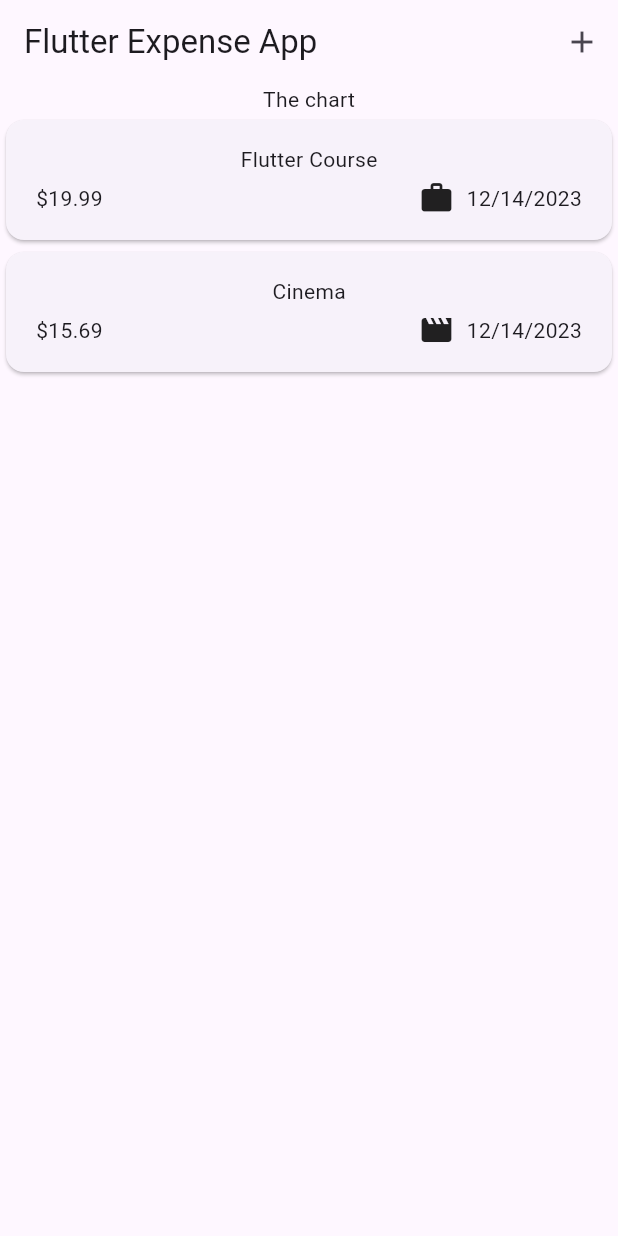
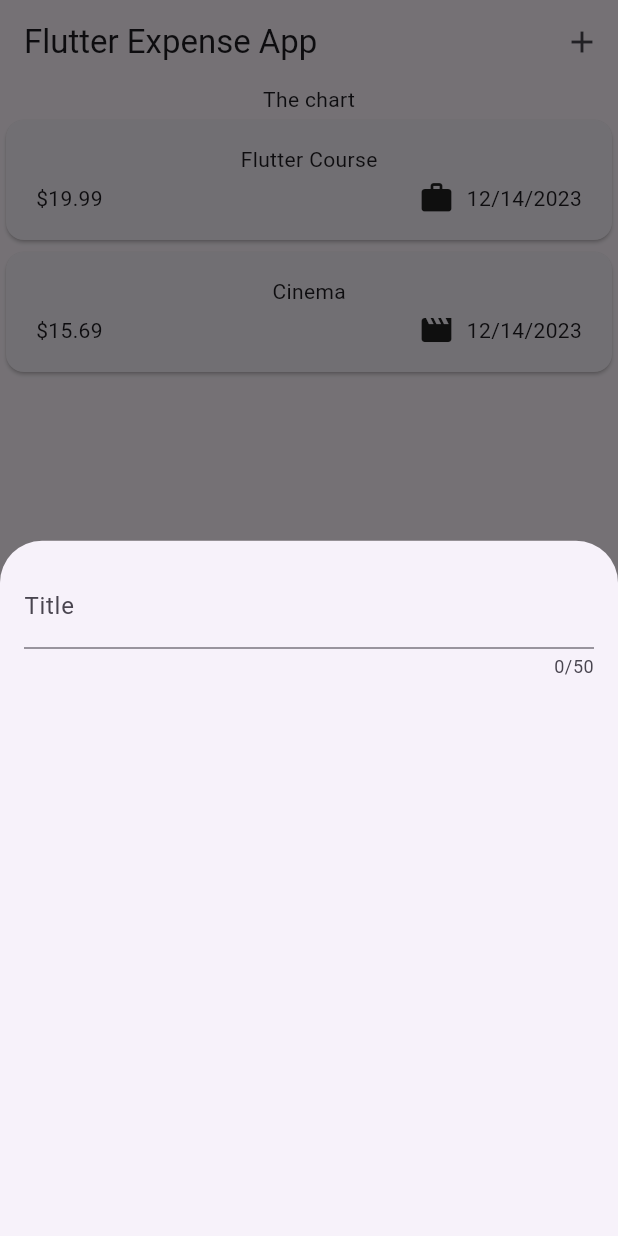
Before and after one commit to aronipurwanto/dsp-flutter-mobile, a Flutter app: the screen it shows after launch, after a tap on the "add" icon, on a phone screen of 412 x 824 dp. Run offline on Flutter 3.47's test engine with Material 3 defaults, Android fonts, the phone set to English and light mode, and no system bars; our stand-ins replace google_fonts.

Commit message:
feat: input text

```diff
--- a/flutter_expense_app/lib/widgets/expenses.dart
+++ b/flutter_expense_app/lib/widgets/expenses.dart
@@ -1,4 +1,5 @@
 import 'package:flutter/material.dart';
+import 'package:flutter_expense_app/widgets/new_expenses.dart';
 
 import '../models/expense.dart';
 import 'expenses_list/expenses_list.dart';
@@ -28,12 +29,20 @@ class _ExpensesState extends State<Expenses> {
     ),
   ];
 
+  void _openAddExpenseOverlay() {
+    showModalBottomSheet(
+        context: context, builder: (ctx) => const NewExpense());
+  }
+
   @override
   Widget build(BuildContext context) {
     return Scaffold(
       appBar: AppBar(
         title: const Text('Flutter Expense App'),
-        actions: [IconButton(onPressed: () {}, icon: const Icon(Icons.add))],
+        actions: [
+          IconButton(
+              onPressed: _openAddExpenseOverlay, icon: const Icon(Icons.add))
+        ],
       ),
       body: Column(
         children: [
--- /dev/null
+++ b/flutter_expense_app/lib/widgets/new_expenses.dart
@@ -0,0 +1,29 @@
+import 'package:flutter/material.dart';
+
+class NewExpense extends StatefulWidget {
+  const NewExpense({super.key});
+
+  @override
+  State<NewExpense> createState() {
+    return _NewExpenseState();
+  }
+}
+
+class _NewExpenseState extends State<NewExpense> {
+  @override
+  Widget build(BuildContext context) {
+    return const Padding(
+      padding: EdgeInsets.all(16),
+      child: Column(
+        children: [
+          TextField(
+            maxLength: 50,
+            decoration: InputDecoration(
+              label: Text('Title'),
+            ),
+          ),
+        ],
+      ),
+    );
+  }
+}
```
